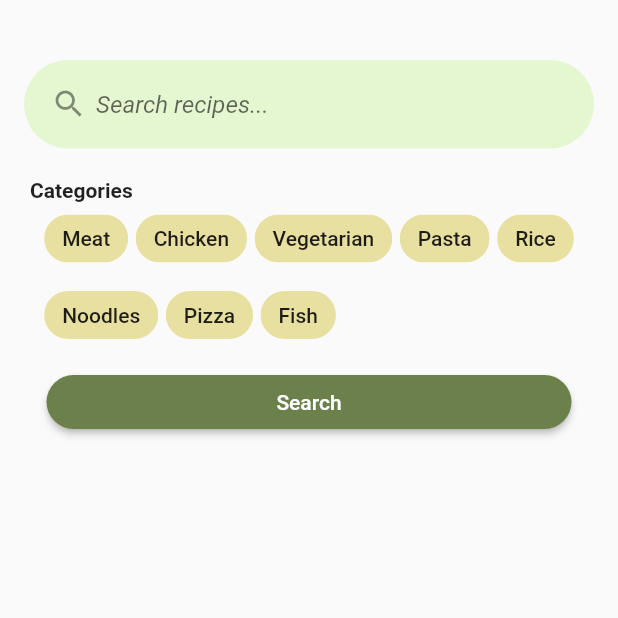
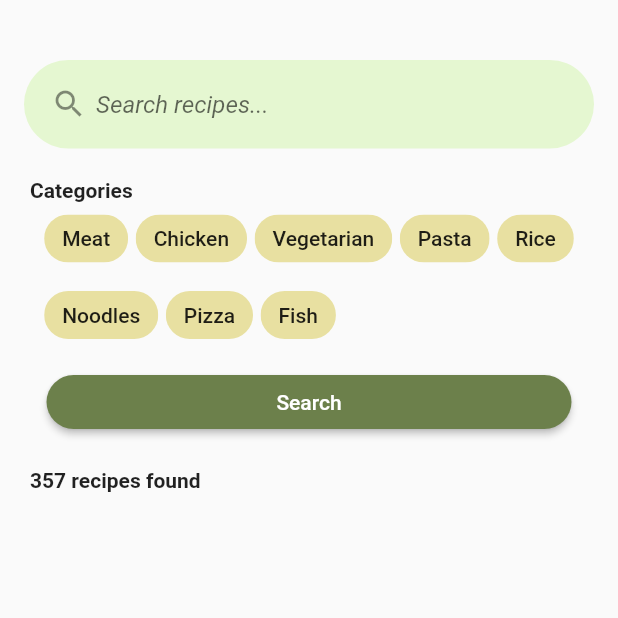
Before and after one commit to gu-tig169/grupp7, a Flutter app: the SearchRecipe screen opened directly, on a phone screen of 412 x 824 dp, the top half of it. Run offline on Flutter 3.47's test engine with Material 2 defaults, Android fonts, the phone set to English and light mode, and no system bars.

Commit message:
Title for found recipes

```diff
--- a/lib/SearchRecipe.dart
+++ b/lib/SearchRecipe.dart
@@ -14,6 +14,7 @@ class SearchRecipe extends StatelessWidget {
             _filters(),
             Container(height: 10),
             _searchButton(),
+            _recipeTitleRow(),
           ],
         ),
       ),
@@ -81,3 +82,14 @@ Widget _searchButton() {
     ),
   );
 }
+
+Widget _recipeTitleRow() {
+  return Row(
+    children: [
+      Padding(
+          padding: EdgeInsets.only(left: 20, top: 20),
+          child: Text('357 recipes found',
+              style: TextStyle(fontWeight: FontWeight.bold))),
+    ],
+  );
+}
```
